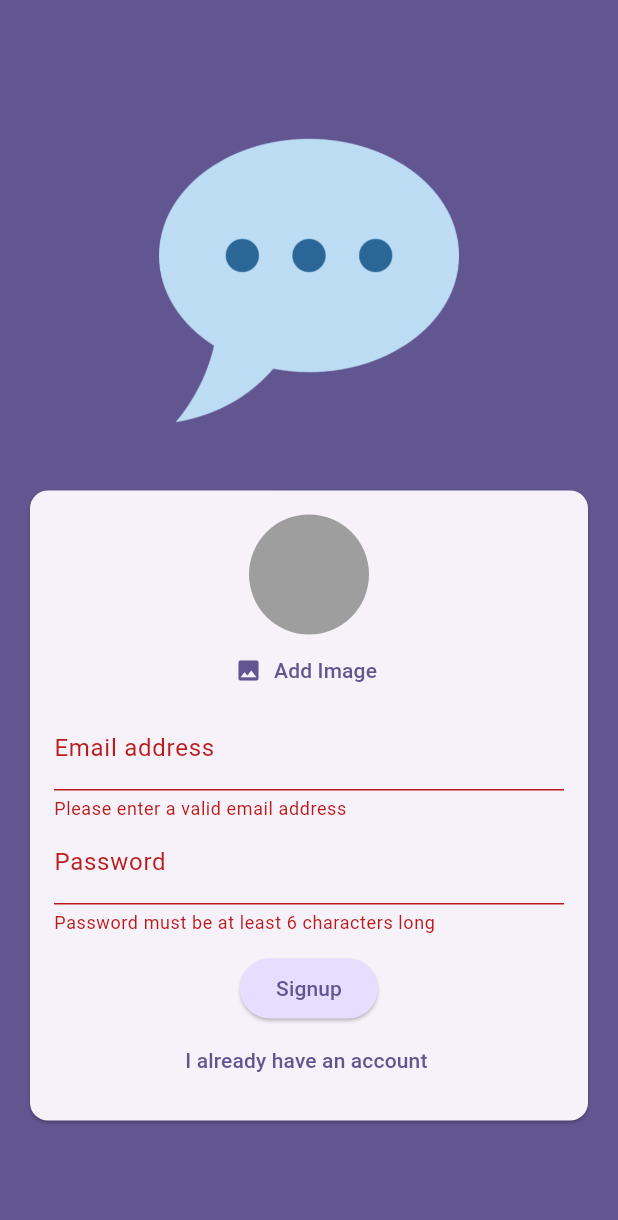
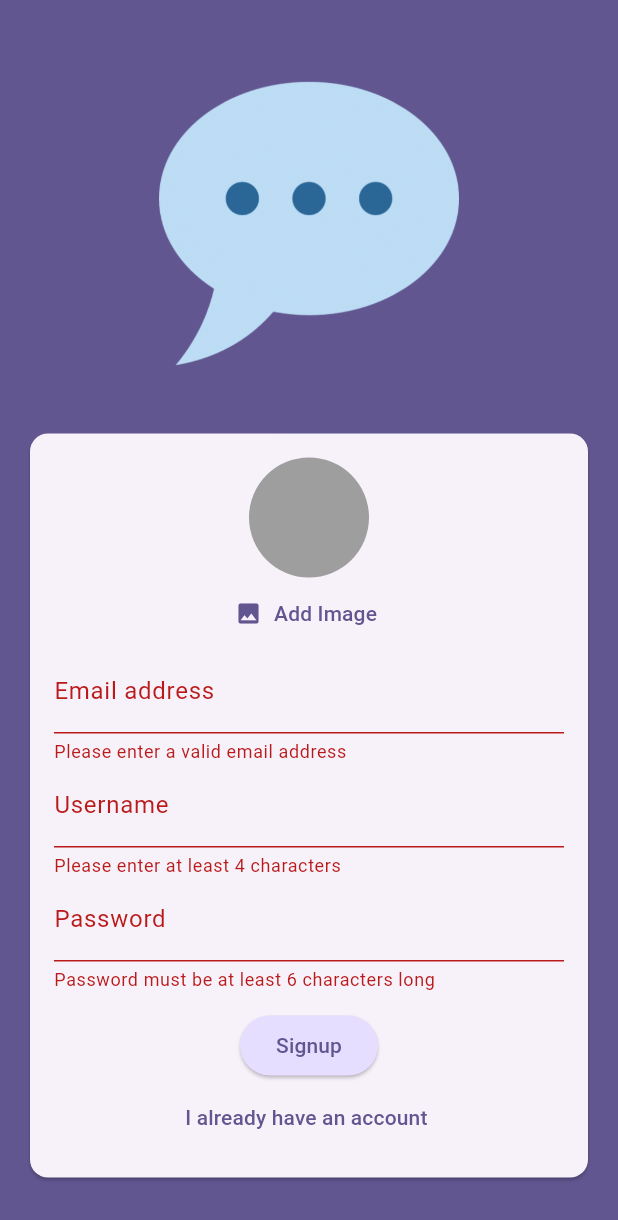
Before and after one commit to RCHD3388/flutter_course, a Flutter app: the screen it shows after launch, after a tap on "Login", after a tap on "Create an account", after a tap on "Signup", on a phone screen of 412 x 824 dp. Shown: the top 1220 px of the screen. Run offline on Flutter 3.47's test engine with Material 3 defaults, Android fonts, the phone set to English and light mode, and no system bars; our stand-ins replace cloud_firestore, firebase_auth, firebase_core, firebase_storage, flutter_riverpod, google_fonts and 2 more; accounts and stored records are empty.

Commit message:
add chat streamer

```diff
--- a/chat_application/lib/screens/auth.dart
+++ b/chat_application/lib/screens/auth.dart
@@ -1,7 +1,9 @@
 import 'dart:io';
 
 import 'package:chat_application/widgets/user_image_picker.dart';
+import 'package:cloud_firestore/cloud_firestore.dart';
 import 'package:firebase_auth/firebase_auth.dart';
+import 'package:firebase_core/firebase_core.dart';
 import 'package:firebase_storage/firebase_storage.dart';
 import 'package:flutter/material.dart';
 
@@ -22,7 +24,9 @@ class _AuthScreenState extends State<AuthScreen> {
   var _isLogin = true;
   var _enteredEmail = '';
   var _enteredPassword = '';
+  var _enteredUsername = '';
   File? _selectedImage;
+  var _isAuthenticating = false;
 
   void _submit() async {
     final isValid = _form.currentState!.validate();
@@ -33,13 +37,19 @@ class _AuthScreenState extends State<AuthScreen> {
 
     _form.currentState!.save();
     try {
+      setState(() {
+        _isAuthenticating = true;
+      });
+
       // check login or signup
       if (_isLogin) {
+        // LOGIN
         final userCredential = await _firebase.signInWithEmailAndPassword(
           email: _enteredEmail,
           password: _enteredPassword,
         );
       } else {
+        // REGISTER
         final userCredential = await _firebase.createUserWithEmailAndPassword(
           email: _enteredEmail,
           password: _enteredPassword,
@@ -52,7 +62,19 @@ class _AuthScreenState extends State<AuthScreen> {
             .child('${userCredential.user!.uid}.jpg');
         await storageRef.putFile(_selectedImage!);
         final imageUrl = await storageRef.getDownloadURL();
-        print(imageUrl);
+
+        // reach collectin or create a collection if doesnt exist
+        // .collection for create a folder
+        // .doc to add a document
+        // .set store data to document
+        await FirebaseFirestore.instance
+            .collection('users')
+            .doc(userCredential.user!.uid)
+            .set({
+          'username': _enteredUsername,
+          'email': _enteredEmail,
+          'image_url': imageUrl
+        });
       }
     } on FirebaseAuthException catch (error) {
       // on keywrod for describe the type of the error
@@ -62,6 +84,10 @@ class _AuthScreenState extends State<AuthScreen> {
           content: Text(error.message ?? "Authentication failed."),
         ),
       );
+
+      setState(() {
+        _isAuthenticating = false;
+      });
     }
   }
 
@@ -119,6 +145,23 @@ class _AuthScreenState extends State<AuthScreen> {
                               _enteredEmail = value!;
                             },
                           ),
+                          if (!_isLogin)
+                            TextFormField(
+                              decoration:
+                                  const InputDecoration(labelText: 'Username'),
+                              enableSuggestions: false,
+                              validator: (value) {
+                                if (value == null ||
+                                    value.isEmpty ||
+                                    value.trim().length < 4) {
+                                  return 'Please enter at least 4 characters';
+                                }
+                                return null;
+                              },
+                              onSaved: (value) {
+                                _enteredUsername = value!;
+                              },
+                            ),
                           TextFormField(
                             decoration: const InputDecoration(
                               labelText: 'Password',
@@ -135,6 +178,9 @@ class _AuthScreenState extends State<AuthScreen> {
                             },
                           ),
                           const SizedBox(height: 12),
+                          if (_isAuthenticating)
+                            const CircularProgressIndicator(),
+                          if (!_isAuthenticating)
                             ElevatedButton(
                               onPressed: _submit,
                               style: ElevatedButton.styleFrom(
@@ -143,6 +189,7 @@ class _AuthScreenState extends State<AuthScreen> {
                                       .primaryContainer),
                               child: Text(_isLogin ? "Login" : "Signup"),
                             ),
+                          if (!_isAuthenticating)
                             TextButton(
                               onPressed: () {
                                 setState(() {
--- a/chat_application/pubspec.yaml
+++ b/chat_application/pubspec.yaml
@@ -39,6 +39,7 @@ dependencies:
   firebase_auth: ^5.1.4
   firebase_storage: ^12.1.3
   image_picker: ^1.1.2
+  cloud_firestore: ^5.2.1
 
 dev_dependencies:
   flutter_test:
```
Also changed, not shown: chat_application/lib/screens/chat.dart (+9 -2 lines), chat_application/lib/widgets/chat_messages.dart (added, +46 -0 lines), chat_application/lib/widgets/new_messages.dart (added, +67 -0 lines), chat_application/pubspec.lock, 3 other files. Lines whose indentation alone changed are shown as unchanged.
